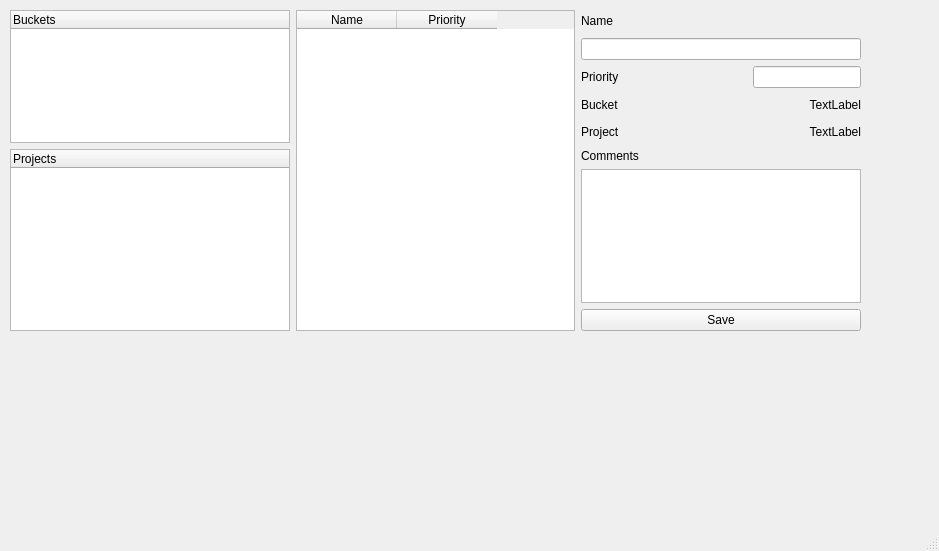
Qt form gui.ui (marufas/get-it-done) before a commit.
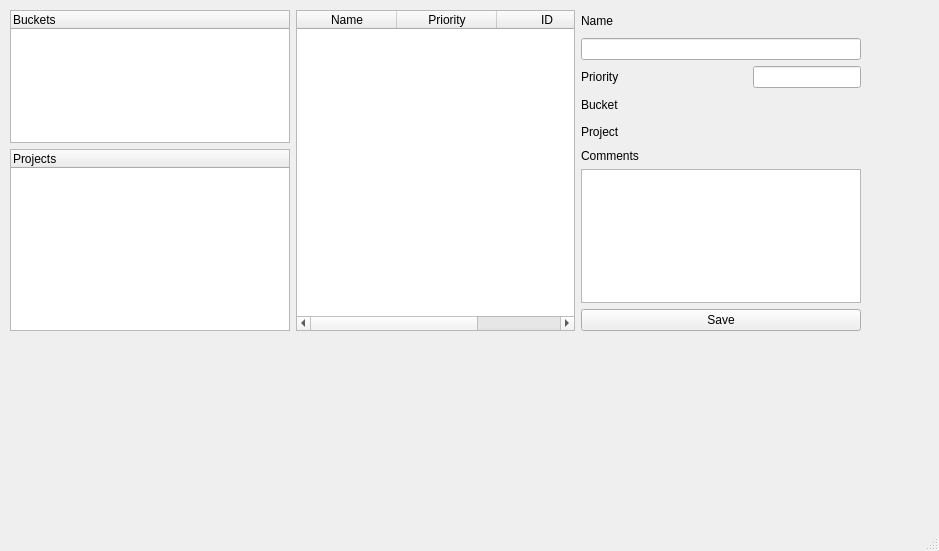
The same form after that commit.

What changed in the file:
```diff
--- a/gui.ui
+++ b/gui.ui
@@ -93,6 +93,11 @@
          <string>Priority</string>
         </property>
        </column>
+       <column>
+        <property name="text">
+         <string>ID</string>
+        </property>
+       </column>
       </widget>
      </item>
      <item row="1" column="1">
@@ -130,7 +135,7 @@
        <item row="8" column="1">
         <widget class="QLabel" name="detailProject">
          <property name="text">
-          <string>TextLabel</string>
+          <string> </string>
          </property>
          <property name="alignment">
           <set>Qt::AlignRight|Qt::AlignTrailing|Qt::AlignVCenter</set>
@@ -160,7 +165,7 @@
        <item row="7" column="1">
         <widget class="QLabel" name="detailBucket">
          <property name="text">
-          <string>TextLabel</string>
+          <string> </string>
          </property>
          <property name="alignment">
           <set>Qt::AlignRight|Qt::AlignTrailing|Qt::AlignVCenter</set>
```
